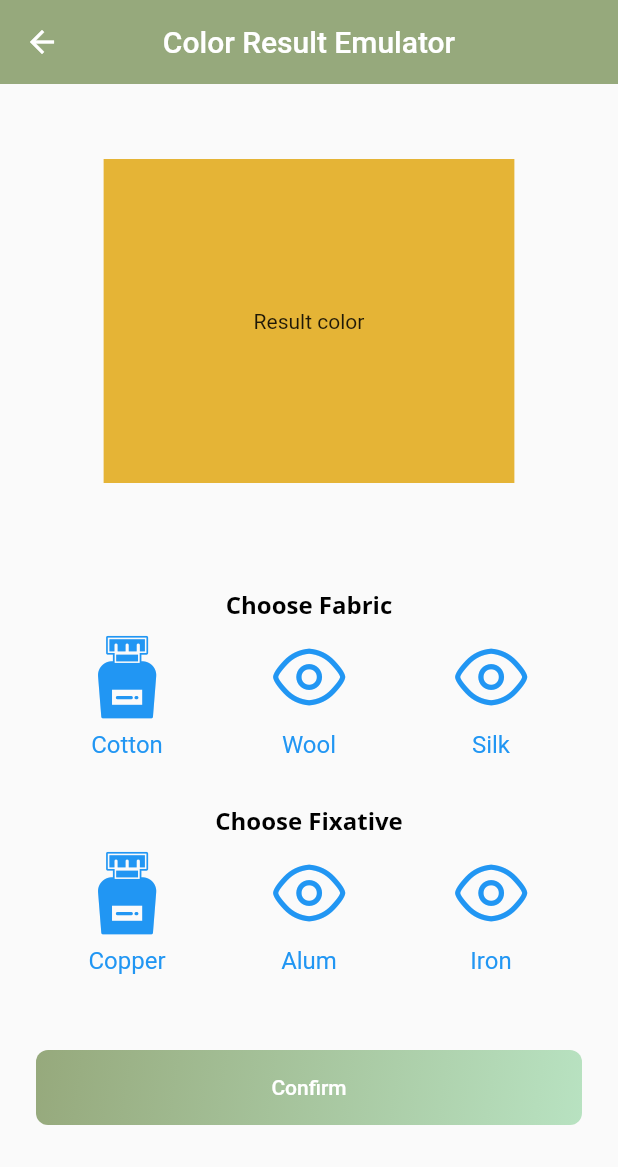
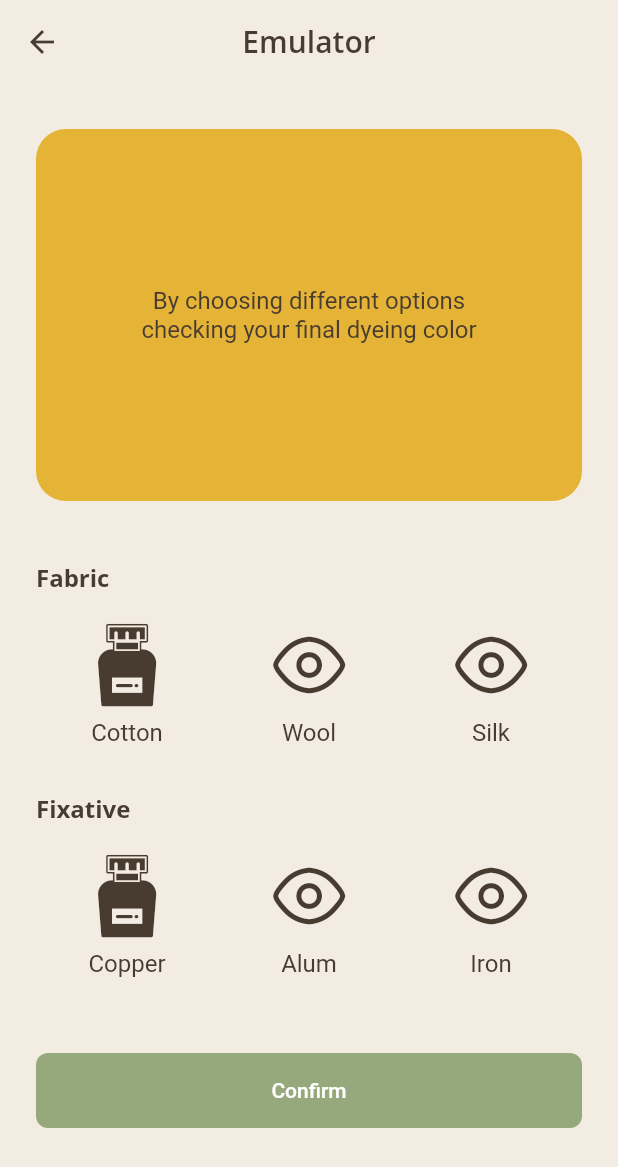
Before and after one commit to MaggieGreen/Natural-Dye, a Flutter app: the ColorPicker screen opened by its route, on a phone screen of 412 x 824 dp. Shown: the top 1167 px of the screen. Run offline on Flutter 3.47's test engine with Material 2 defaults, Android fonts, the phone set to English and light mode, and no system bars; our stand-ins replace video_player; missing offline and left inert: timeline; Roboto replaces fonts that are missing (Open Sans); project files that could hold a hidden picture were left out.

Commit message:
switch some UI design

```diff
--- a/lib/main.dart
+++ b/lib/main.dart
@@ -1,5 +1,6 @@
 import 'package:flutter/material.dart';
 import 'package:onboarding_flutter/pages/tutorial/level.dart';
+import 'package:onboarding_flutter/pages/tutorial/select_plants.dart';
 
 import 'pages/onboarding_page.dart';
 import 'pages/navigation.dart';
@@ -14,6 +15,7 @@ import 'pages/profile.dart';
 import 'pages/timelinevideo/timeline_video_one.dart';
 import 'pages/tutorial/open.dart';
 import 'pages/tutorial/level.dart';
+import 'pages/tutorial/select_plants.dart';
 
 void main() => runApp(MyApp());
 
@@ -45,6 +47,7 @@ class MyApp extends StatelessWidget {
         '/timelinevideo/timeline_video_one': (context) => TimelineVideoOne(),
         '/tutorial/open': (context) => TutorialOpen(),
         '/tutorial/level': (context) => Level(),
+        '/tutorial/select_plants': (context) => SelectPlants(),
       },
     );
   }
--- a/lib/pages/color_picker.dart
+++ b/lib/pages/color_picker.dart
@@ -38,13 +38,15 @@ class _ColorPickerState extends State<ColorPicker> {
             _myColor = colorsArray[_fabricColor][_fixativeColor];
           });
         },
+        //single icon
         child: Column(
           mainAxisSize: MainAxisSize.min,
           mainAxisAlignment: MainAxisAlignment.center,
+          // crossAxisAlignment: CrossAxisAlignment.start,
           children: [
             Icon(
               icon,
-              color: color,
+              color: Color(0xFF483C30),
               size: 55.0,
             ),
             Container(
@@ -52,10 +54,9 @@ class _ColorPickerState extends State<ColorPicker> {
               child: Text(
                 label,
                 style: TextStyle(
-                  fontSize: 16,
-                  fontWeight: FontWeight.w400,
-                  color: color,
-                ),
+                    fontSize: 16,
+                    fontWeight: FontWeight.w400,
+                    color: Color(0xFF483C30)),
               ),
             ),
           ],
@@ -128,49 +129,66 @@ class _ColorPickerState extends State<ColorPicker> {
     );
 
     return Scaffold(
+      backgroundColor: Color(0xFFF3ECE3),
       appBar: new AppBar(
-        backgroundColor: Color(0xFF96A97C),
-        title: new Text('Color Result Emulator'),
+        backgroundColor: Color(0xFFF3ECE3),
+        title: new Text(
+          'Emulator',
+          style: TextStyle(
+            color: Color(0xFF483C30),
+            fontFamily: 'Open Sans',
+            fontWeight: FontWeight.w600,
+          ),
+        ),
+        iconTheme: IconThemeData(color: Color(0xFF483C30)),
         centerTitle: true,
         elevation: 0,
       ),
       body: Container(
         padding: EdgeInsets.fromLTRB(24, 0, 24, 0),
         child: Column(
+          crossAxisAlignment: CrossAxisAlignment.start,
           children: <Widget>[
             SizedBox(height: 30),
+            //Emulator
             Container(
-              padding: EdgeInsets.all(100.0),
-              margin: EdgeInsets.all(20.0),
-              color: _myColor,
-              child: Text('Result color'),
+              width: 368.0,
+              height: 248.0,
+              decoration: BoxDecoration(
+                  color: _myColor,
+                  borderRadius: BorderRadius.all(Radius.circular(20))),
+              child: Center(
+                child: Text(
+                  'By choosing different options\nchecking your final dyeing color',
+                  style: TextStyle(
+                    fontSize: 16,
+                    color: Color(0xFF483C30),
+                  ),
+                  textAlign: TextAlign.center,
+                ),
+              ),
             ),
-            // CircleAvatar(
-            //   backgroundImage: AssetImage('assets/images/plantimage00.jpg'),
-            //   minRadius: 90,
-            //   maxRadius: 100,
-            // ),
-            SizedBox(height: 50),
+            SizedBox(height: 40),
             Text(
-              'Choose Fabric',
+              'Fabric',
               style: TextStyle(
                   fontFamily: 'OpenSans',
                   fontSize: 16,
                   fontWeight: FontWeight.w700,
-                  color: Colors.black),
+                  color: Color(0xFF483C30)),
             ),
-            SizedBox(height: 10),
+            SizedBox(height: 20),
             buttonSection,
             SizedBox(height: 30),
             Text(
-              'Choose Fixative',
+              'Fixative',
               style: TextStyle(
                   fontFamily: 'OpenSans',
                   fontSize: 16,
                   fontWeight: FontWeight.w700,
-                  color: Colors.black),
+                  color: Color(0xFF483C30)),
             ),
-            SizedBox(height: 10),
+            SizedBox(height: 20),
             buttonSection2,
             SizedBox(height: 50),
             Row(
@@ -188,7 +206,7 @@ class _ColorPickerState extends State<ColorPicker> {
                         decoration: BoxDecoration(
                           borderRadius: BorderRadius.circular(8),
                           gradient: LinearGradient(
-                            colors: [Color(0xFF96A97C), Color(0xFFB8E2C1)],
+                            colors: [Color(0xFF96A97C), Color(0xFF96A97C)],
                             begin: Alignment.topLeft,
                             end: Alignment.bottomRight,
                           ),
--- a/lib/pages/plant_detail.dart
+++ b/lib/pages/plant_detail.dart
@@ -213,9 +213,10 @@ class _MainCollapsingToolbarState extends State<MainCollapsingToolbar> {
                 title: Text("Marigold",
                     style: TextStyle(
                       fontFamily: 'CantataOne',
-                      color: Colors.white,
+                      color: Color(0XFF483C30),
                       fontSize: 24.0,
                     )),
+                iconTheme: IconThemeData(color: Color(0xFF483C30)),
                 actions: <Widget>[
                   IconButton(
                     icon: Icon(Icons.favorite_border),
@@ -236,6 +237,7 @@ class _MainCollapsingToolbarState extends State<MainCollapsingToolbar> {
                     labelColor: Colors.black87,
                     unselectedLabelColor: Colors.grey,
                     tabs: [
+                      //用图片做iconhttps://stackoverflow.com/questions/50198885/how-to-use-an-image-instead-of-an-icon-in-flutter
                       Tab(
                           icon: Icon(
                             IconData(0xe605, fontFamily: 'Navi'),
@@ -294,7 +296,7 @@ class _MainCollapsingToolbarState extends State<MainCollapsingToolbar> {
                 decoration: BoxDecoration(
                   borderRadius: BorderRadius.circular(8),
                   gradient: LinearGradient(
-                    colors: [Color(0xFF96A97C), Color(0xFFB8E2C1)],
+                    colors: [Color(0xFF96A97C), Color(0xFF96A97C)],
                     begin: Alignment.topLeft,
                     end: Alignment.bottomRight,
                   ),
@@ -305,7 +307,7 @@ class _MainCollapsingToolbarState extends State<MainCollapsingToolbar> {
             Expanded(
               child: FlatButton(
                 onPressed: _showModalSheet,
-                color: Color(0xFF323232),
+                color: Color(0xFF96A97C),
                 child: Icon(
                   Icons.shopping_basket,
                   color: Colors.white,
--- a/lib/pages/profile.dart
+++ b/lib/pages/profile.dart
@@ -30,7 +30,7 @@ class _ProfileState extends State<Profile> {
   @override
   Widget build(BuildContext context) {
     return Scaffold(
-      backgroundColor: Colors.white,
+      backgroundColor: Color(0xFFFDF9F3),
       // appBar: PreferredSize(
       //   child: AppBar(
       //     leading: new Container(),
--- a/lib/pages/tutorial/open.dart
+++ b/lib/pages/tutorial/open.dart
@@ -118,6 +118,7 @@ class _WavingFlagDualPageState extends State<WavingFlagDualPage> {
       padding: EdgeInsets.all(25.0),
       child: FlareActor(
         'assets/flare/waving_golf_flag_dual_animation.flr',
+        // 'assets/flare/Select_Plant.flr',
         alignment: Alignment.bottomCenter,
         fit: BoxFit.contain,
         controller: _loopController,
--- a/pubspec.yaml
+++ b/pubspec.yaml
@@ -56,6 +56,7 @@ flutter:
       - assets/images/
       - assets/video/
       - assets/flare/
+      - assets/flare/Select_Plant.flr
 
       - assets/Articles/
       - assets/Articles/
```
Also changed, not shown: lib/pages/onboarding_page.dart (+38 -28 lines), lib/pages/tutorial/level.dart (+15 -144 lines), lib/pages/tutorial/select_plants.dart (added, +127 -0 lines), lib/pages/tutorial/select_plants_controller.dart (added, +164 -0 lines), assets/images/logo.png, assets/images/signupbg.png (added), 50 other files.
